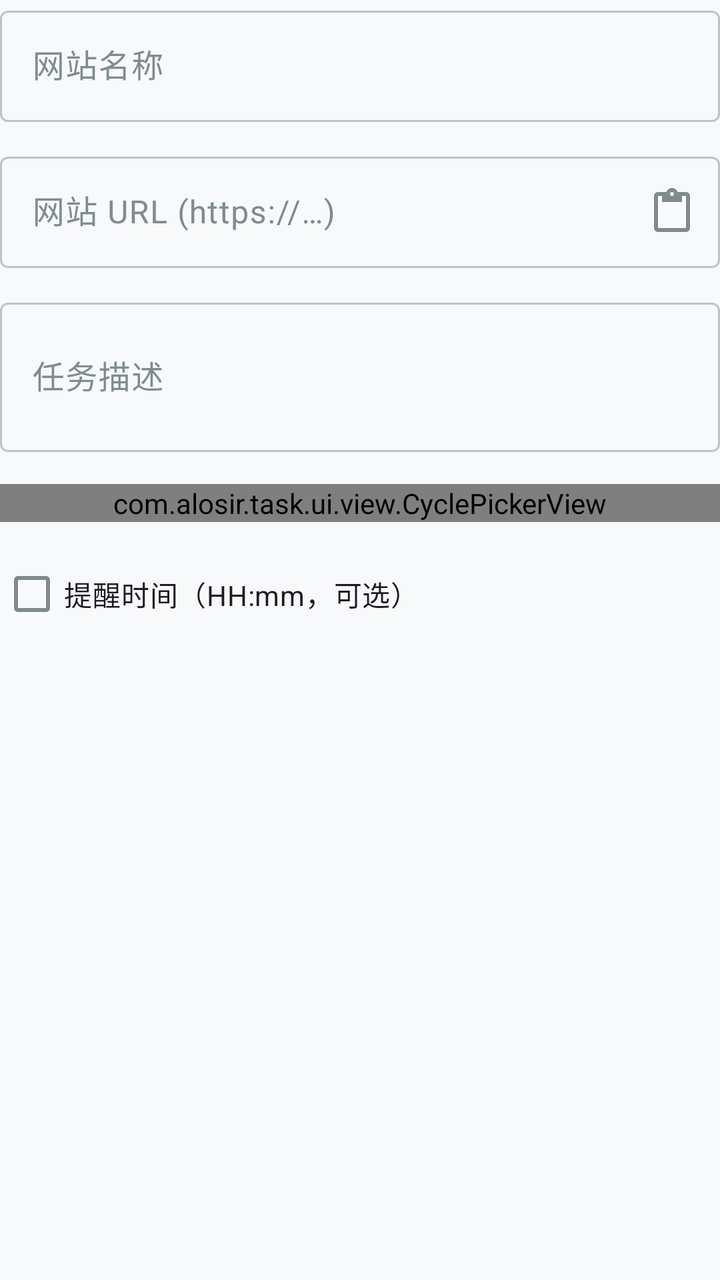
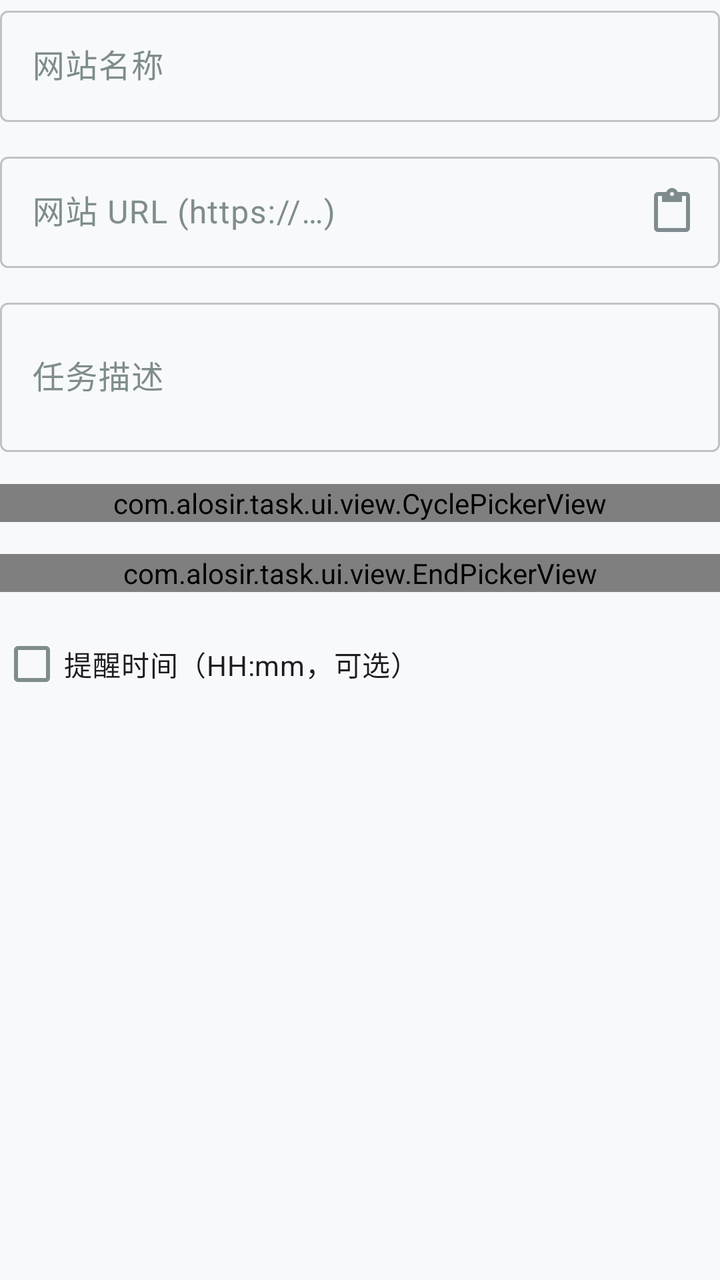

Compare the two renders of this Android layout. The source of the first and the diff that turns it into the second are given below.
<!-- AndroidManifest.xml: application theme Theme.CheckinMaster -->
<!-- res/layout/bottom_sheet_add_checkin_website.xml -->
<?xml version="1.0" encoding="utf-8"?>
<LinearLayout xmlns:android="http://schemas.android.com/apk/res/android"
    xmlns:app="http://schemas.android.com/apk/res-auto"
    android:layout_width="match_parent"
    android:layout_height="wrap_content"
    android:orientation="vertical">

    <com.google.android.material.textfield.TextInputLayout
        android:layout_width="match_parent"
        android:layout_height="wrap_content"
        style="@style/Widget.Material3.TextInputLayout.OutlinedBox"
        android:hint="@string/hint_website_name">

        <com.google.android.material.textfield.TextInputEditText
            android:id="@+id/editName"
            android:layout_width="match_parent"
            android:layout_height="wrap_content"
            android:inputType="text"
            android:maxLines="1" />

    </com.google.android.material.textfield.TextInputLayout>

    <com.google.android.material.textfield.TextInputLayout
        android:layout_width="match_parent"
        android:layout_height="wrap_content"
        android:layout_marginTop="12dp"
        style="@style/Widget.Material3.TextInputLayout.OutlinedBox"
        android:hint="@string/hint_website_url"
        app:endIconMode="custom"
        app:endIconDrawable="@drawable/ic_paste">

        <com.google.android.material.textfield.TextInputEditText
            android:id="@+id/editUrl"
            android:layout_width="match_parent"
            android:layout_height="wrap_content"
            android:inputType="textUri"
            android:maxLines="1" />

    </com.google.android.material.textfield.TextInputLayout>

    <com.google.android.material.textfield.TextInputLayout
        android:layout_width="match_parent"
        android:layout_height="wrap_content"
        android:layout_marginTop="12dp"
        style="@style/Widget.Material3.TextInputLayout.OutlinedBox"
        android:hint="@string/hint_task_description">

        <com.google.android.material.textfield.TextInputEditText
            android:id="@+id/editDesc"
            android:layout_width="match_parent"
            android:layout_height="wrap_content"
            android:inputType="textMultiLine"
            android:minLines="2"
            android:maxLines="3" />

    </com.google.android.material.textfield.TextInputLayout>

    <com.alosir.task.ui.view.CyclePickerView
        android:id="@+id/cyclePicker"
        android:layout_width="match_parent"
        android:layout_height="wrap_content"
        android:layout_marginTop="16dp" />

    <CheckBox
        android:id="@+id/checkEnableReminder"
        android:layout_width="wrap_content"
        android:layout_height="wrap_content"
        android:layout_marginTop="12dp"
        android:text="@string/reminder_time_hint" />

    <com.alosir.task.ui.view.TimePickerView
        android:id="@+id/timePicker"
        android:layout_width="match_parent"
        android:layout_height="wrap_content"
        android:layout_marginTop="8dp"
        android:visibility="gone" />

</LinearLayout>
<!-- resources referenced by this layout -->
<resources>
  <!-- drawable ic_paste (drawable) -->
  <?xml version="1.0" encoding="utf-8"?>
  <vector xmlns:android="http://schemas.android.com/apk/res/android"
      android:width="24dp"
      android:height="24dp"
      android:viewportWidth="24"
      android:viewportHeight="24"
      android:tint="?attr/colorControlNormal">
      <path
          android:fillColor="@android:color/white"
          android:pathData="M19,2h-4.18C14.4,0.84 13.3,0 12,0c-1.3,0 -2.4,0.84 -2.82,2L5,2c-1.1,0 -2,0.9 -2,2v16c0,1.1 0.9,2 2,2h14c1.1,0 2,-0.9 2,-2L21,4c0,-1.1 -0.9,-2 -2,-2zM12,2c0.55,0 1,0.45 1,1s-0.45,1 -1,1 -1,-0.45 -1,-1 0.45,-1 1,-1zM19,20L5,20L5,4h2v3h10L17,4h2v16z"/>
  </vector>
  <string name="hint_task_description">任务描述</string>
  <string name="hint_website_name">网站名称</string>
  <string name="hint_website_url">网站 URL (https://…)</string>
  <string name="reminder_time_hint">提醒时间（HH:mm，可选）</string>
  <color name="md_primary">#3498db</color>
  <color name="md_on_primary">#ffffff</color>
  <color name="md_primary_container">#d6eaf8</color>
  <color name="md_on_primary_container">#001d36</color>
  <color name="md_secondary">#2ecc71</color>
  <color name="md_on_secondary">#ffffff</color>
  <color name="md_secondary_container">#d5f5e3</color>
  <color name="md_on_secondary_container">#002109</color>
  <color name="md_tertiary">#f39c12</color>
  <color name="md_on_tertiary">#ffffff</color>
  <color name="md_tertiary_container">#fdebd0</color>
  <color name="md_on_tertiary_container">#271900</color>
  <color name="md_error">#e74c3c</color>
  <color name="md_on_error">#ffffff</color>
  <color name="md_error_container">#f9d6d3</color>
  <color name="md_on_error_container">#410002</color>
  <color name="md_background">#f8f9fa</color>
  <color name="md_on_background">#2c3e50</color>
  <color name="md_surface">#f8f9fa</color>
  <color name="md_on_surface">#2c3e50</color>
  <color name="md_surface_variant">#f5f5f5</color>
  <color name="md_on_surface_variant">#7f8c8d</color>
  <color name="md_outline">#bdc3c7</color>
  <color name="md_outline_variant">#ecf0f1</color>
  <style name="Widget.CheckinMaster.BottomNavigationView" parent="Widget.Material3.BottomNavigationView">
          <item name="itemActiveIndicatorStyle">@style/Widget.CheckinMaster.BottomNavigationView.ActiveIndicator</item>
      </style>
  <style name="Widget.CheckinMaster.FloatingActionButton" parent="Widget.Material3.FloatingActionButton.Primary">
          <item name="shapeAppearance">@style/ShapeAppearance.CheckinMaster.Fab</item>
      </style>
  <style name="Widget.CheckinMaster.BottomNavigationView.ActiveIndicator" parent="Widget.Material3.BottomNavigationView.ActiveIndicator">
          <item name="android:color">@color/md_primary_container</item>
      </style>
  <style name="ShapeAppearance.CheckinMaster.Fab" parent="ShapeAppearance.Material3.LargeComponent">
          <item name="cornerFamily">rounded</item>
          <item name="cornerSize">16dp</item>
      </style>
  <!-- unchanged entries left out for length: 1 -->
</resources>

<!-- the commit's change to res/layout/bottom_sheet_add_checkin_website.xml (unified diff, before → after) -->
@@ -61,6 +61,12 @@
         android:layout_height="wrap_content"
         android:layout_marginTop="16dp" />
 
+    <com.alosir.task.ui.view.EndPickerView
+        android:id="@+id/endPicker"
+        android:layout_width="match_parent"
+        android:layout_height="wrap_content"
+        android:layout_marginTop="16dp" />
+
     <CheckBox
         android:id="@+id/checkEnableReminder"
         android:layout_width="wrap_content"
